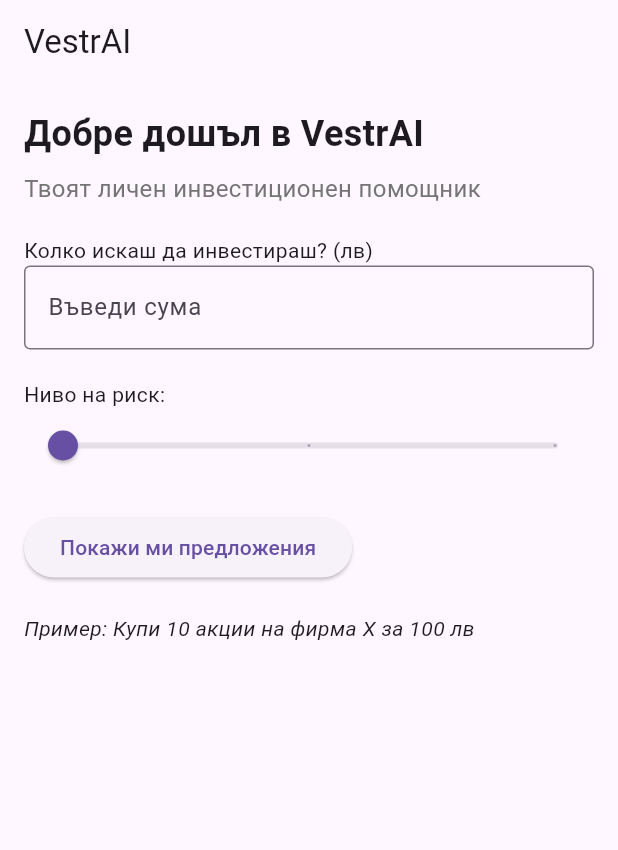
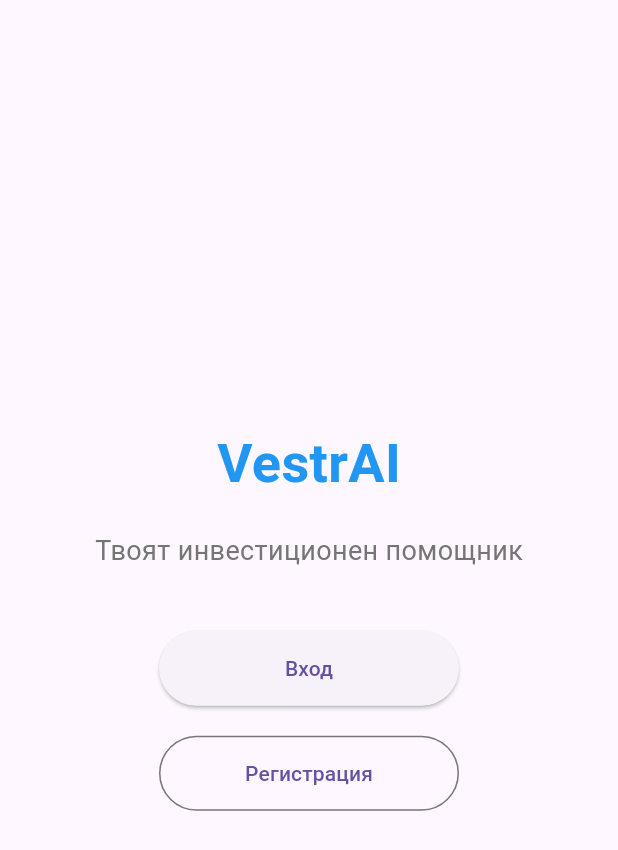
Before and after one commit to ValentinYotov/VestrAI, a Flutter app: the screen it shows after launch, on a phone screen of 412 x 824 dp. Shown: the top 850 px of the screen. Run offline on Flutter 3.47's test engine with Material 3 defaults, Android fonts, the phone set to English and light mode, and no system bars.

Commit message:
add login and signup screens; refactor main app entry point

```diff
--- a/flutter_application/lib/main.dart
+++ b/flutter_application/lib/main.dart
@@ -1,4 +1,5 @@
 import 'package:flutter/material.dart';
+import 'screens/login_screen.dart';
 
 void main() {
   runApp(VestrAIApp());
@@ -10,90 +11,7 @@ class VestrAIApp extends StatelessWidget {
     return MaterialApp(
       title: 'VestrAI',
       theme: ThemeData(primarySwatch: Colors.blue),
-      home: HomeScreen(),
+      home: LoginScreen(),
     );
   }
 }
-
-class HomeScreen extends StatefulWidget {
-  @override
-  _HomeScreenState createState() => _HomeScreenState();
-}
-
-class _HomeScreenState extends State<HomeScreen> {
-  double _budget = 0;
-  double _riskLevel = 1; // 1 = нисък, 2 = среден, 3 = висок
-
-  @override
-  Widget build(BuildContext context) {
-    return Scaffold(
-      appBar: AppBar(
-        title: Text('VestrAI'),
-      ),
-      body: Padding(
-        padding: EdgeInsets.all(16.0),
-        child: Column(
-          crossAxisAlignment: CrossAxisAlignment.start,
-          children: [
-            Text(
-              'Добре дошъл в VestrAI',
-              style: TextStyle(fontSize: 24, fontWeight: FontWeight.bold),
-            ),
-            SizedBox(height: 8),
-            Text(
-              'Твоят личен инвестиционен помощник',
-              style: TextStyle(fontSize: 16, color: Colors.grey[600]),
-            ),
-            SizedBox(height: 20),
-            Text('Колко искаш да инвестираш? (лв)'),
-            TextField(
-              keyboardType: TextInputType.number,
-              onChanged: (value) {
-                setState(() {
-                  _budget = double.tryParse(value) ?? 0;
-                });
-              },
-              decoration: InputDecoration(
-                border: OutlineInputBorder(),
-                hintText: 'Въведи сума',
-              ),
-            ),
-            SizedBox(height: 20),
-            Text('Ниво на риск:'),
-            Slider(
-              value: _riskLevel,
-              min: 1,
-              max: 3,
-              divisions: 2,
-              label: _riskLevel == 1
-                  ? 'Нисък'
-                  : _riskLevel == 2
-                      ? 'Среден'
-                      : 'Висок',
-              onChanged: (value) {
-                setState(() {
-                  _riskLevel = value;
-                });
-              },
-            ),
-            SizedBox(height: 20),
-            ElevatedButton(
-              onPressed: () {
-                // Тук по-късно ще добавим логиката за предложения
-                ScaffoldMessenger.of(context).showSnackBar(
-                  SnackBar(content: Text('Покажи предложения за $_budget лв, риск: ${_riskLevel.round()}')),
-                );
-              },
-              child: Text('Покажи ми предложения'),
-            ),
-            SizedBox(height: 20),
-            Text(
-              'Пример: Купи 10 акции на фирма X за 100 лв',
-              style: TextStyle(fontStyle: FontStyle.italic),
-            ),
-          ],
-        ),
-      ),
-    );
-  }
-}
--- /dev/null
+++ b/flutter_application/lib/screens/login_screen.dart
@@ -0,0 +1,60 @@
+import 'package:flutter/material.dart';
+import 'login_form_screen.dart';
+import 'signup_form_screen.dart';
+
+class LoginScreen extends StatelessWidget {
+  @override
+  Widget build(BuildContext context) {
+    return Scaffold(
+      body: Center(
+        child: Padding(
+          padding: EdgeInsets.all(16.0),
+          child: Column(
+            mainAxisAlignment: MainAxisAlignment.center,
+            children: [
+              Text(
+                'VestrAI',
+                style: TextStyle(
+                  fontSize: 36,
+                  fontWeight: FontWeight.bold,
+                  color: Colors.blue,
+                ),
+              ),
+              SizedBox(height: 20),
+              Text(
+                'Твоят инвестиционен помощник',
+                style: TextStyle(fontSize: 18, color: Colors.grey[600]),
+              ),
+              SizedBox(height: 40),
+              ElevatedButton(
+                onPressed: () {
+                  Navigator.push(
+                    context,
+                    MaterialPageRoute(builder: (context) => LoginFormScreen()),
+                  );
+                },
+                style: ElevatedButton.styleFrom(
+                  minimumSize: Size(200, 50),
+                ),
+                child: Text('Вход'),
+              ),
+              SizedBox(height: 20),
+              OutlinedButton(
+                onPressed: () {
+                  Navigator.push(
+                    context,
+                    MaterialPageRoute(builder: (context) => SignUpFormScreen()),
+                  );
+                },
+                style: OutlinedButton.styleFrom(
+                  minimumSize: Size(200, 50),
+                ),
+                child: Text('Регистрация'),
+              ),
+            ],
+          ),
+        ),
+      ),
+    );
+  }
+}
```
Also changed, not shown: flutter_application/lib/screens/home_screen.dart (added, +85 -0 lines), flutter_application/lib/screens/login_form_screen.dart (added, +42 -0 lines), flutter_application/lib/screens/signup_form_screen.dart (added, +42 -0 lines).
